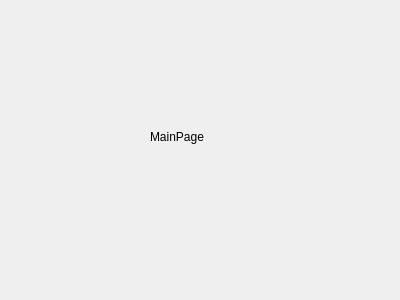
Qt form phoma/forms/mainpage.ui (abcdw/phoma) before a commit.
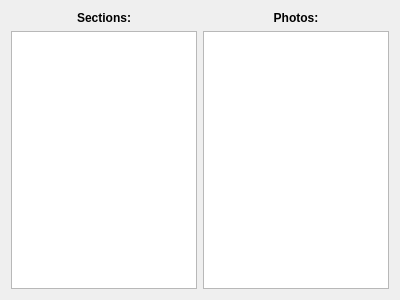
The same form after that commit.

Commit message: Create interface(MainPage, PhotoForm)

```diff
--- a/phoma/forms/mainpage.ui
+++ b/phoma/forms/mainpage.ui
@@ -13,19 +13,41 @@
   <property name="windowTitle">
    <string>Form</string>
   </property>
-  <widget class="QLabel" name="label">
-   <property name="geometry">
-    <rect>
-     <x>150</x>
-     <y>130</y>
-     <width>57</width>
-     <height>14</height>
-    </rect>
-   </property>
-   <property name="text">
-    <string>MainPage</string>
-   </property>
-  </widget>
+  <layout class="QGridLayout" name="gridLayout">
+   <item row="1" column="1">
+    <widget class="QListWidget" name="photosList">
+     <property name="iconSize">
+      <size>
+       <width>100</width>
+       <height>100</height>
+      </size>
+     </property>
+     <property name="resizeMode">
+      <enum>QListView::Adjust</enum>
+     </property>
+     <property name="viewMode">
+      <enum>QListView::IconMode</enum>
+     </property>
+    </widget>
+   </item>
+   <item row="1" column="0">
+    <widget class="QListWidget" name="sectionsList"/>
+   </item>
+   <item row="0" column="0">
+    <widget class="QLabel" name="sectionsLabel">
+     <property name="text">
+      <string>&lt;html&gt;&lt;head/&gt;&lt;body&gt;&lt;p align=&quot;center&quot;&gt;&lt;span style=&quot; font-weight:600;&quot;&gt;Sections:&lt;/span&gt;&lt;/p&gt;&lt;/body&gt;&lt;/html&gt;</string>
+     </property>
+    </widget>
+   </item>
+   <item row="0" column="1">
+    <widget class="QLabel" name="photosLabel">
+     <property name="text">
+      <string>&lt;html&gt;&lt;head/&gt;&lt;body&gt;&lt;p align=&quot;center&quot;&gt;&lt;span style=&quot; font-weight:600;&quot;&gt;Photos:&lt;/span&gt;&lt;/p&gt;&lt;/body&gt;&lt;/html&gt;</string>
+     </property>
+    </widget>
+   </item>
+  </layout>
  </widget>
  <resources/>
  <connections/>
```
The commit also changes 7 other files.
